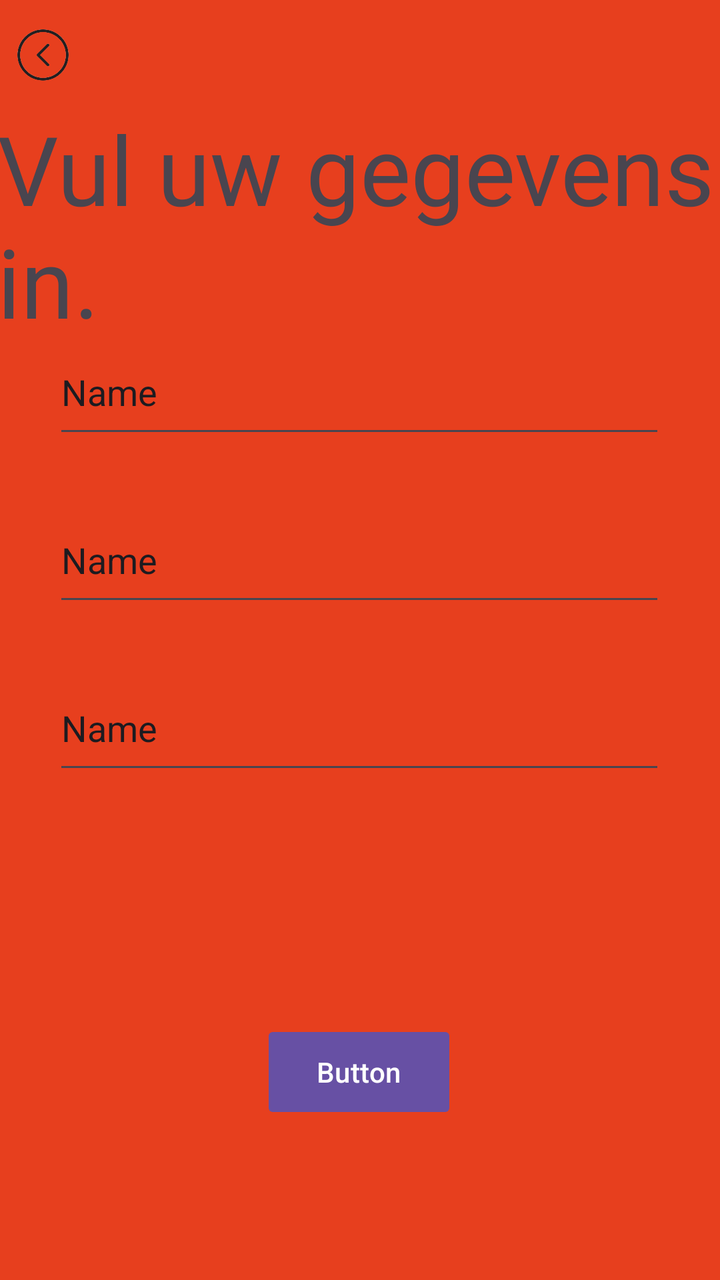
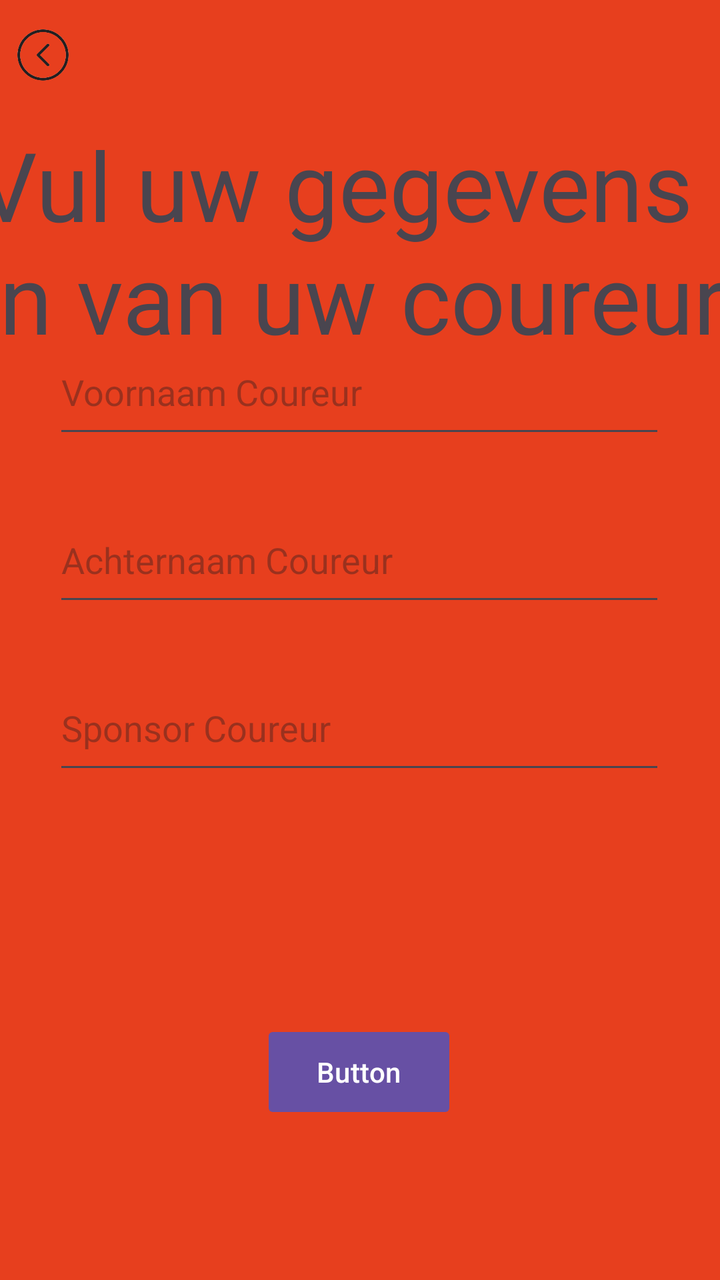

Before-and-after screenshots of an Android layout around one commit, followed by the original layout XML and the change that was made.
<!-- AndroidManifest.xml: application theme Theme.Formule1 -->
<!-- res/layout/gegevens.xml -->
<?xml version="1.0" encoding="utf-8"?>
<androidx.constraintlayout.widget.ConstraintLayout xmlns:android="http://schemas.android.com/apk/res/android"
    xmlns:app="http://schemas.android.com/apk/res-auto"
    xmlns:tools="http://schemas.android.com/tools"
    android:id="@+id/main"
    android:layout_width="match_parent"
    android:layout_height="match_parent"
    android:background="#E73F1E"
    tools:context=".Gegevens">

    <ImageView
        android:id="@+id/button_pagefourback"
        android:layout_width="43dp"
        android:layout_height="55dp"
        app:layout_constraintStart_toStartOf="parent"
        app:layout_constraintTop_toTopOf="parent"
        app:srcCompat="@drawable/navigation_left_arrow_navigation_indicator_png_thumb__1_" />

    <EditText
        android:id="@+id/editTextText4"
        android:layout_width="306dp"
        android:layout_height="59dp"
        android:layout_marginBottom="332dp"
        android:ems="10"
        android:inputType="text"
        android:text="Name"
        app:layout_constraintBottom_toBottomOf="parent"
        app:layout_constraintEnd_toEndOf="parent"
        app:layout_constraintHorizontal_bias="0.495"
        app:layout_constraintStart_toStartOf="parent" />

    <EditText
        android:id="@+id/editTextText5"
        android:layout_width="306dp"
        android:layout_height="59dp"
        android:layout_marginBottom="248dp"
        android:ems="10"
        android:inputType="text"
        android:text="Name"
        app:layout_constraintBottom_toBottomOf="parent"
        app:layout_constraintEnd_toEndOf="parent"
        app:layout_constraintHorizontal_bias="0.495"
        app:layout_constraintStart_toStartOf="parent" />

    <TextView
        android:id="@+id/textView4"
        android:layout_width="364dp"
        android:layout_height="125dp"
        android:layout_marginTop="52dp"
        android:text="Vul uw gegevens in."
        android:textSize="48sp"
        app:layout_constraintEnd_toEndOf="parent"
        app:layout_constraintHorizontal_bias="0.489"
        app:layout_constraintStart_toStartOf="parent"
        app:layout_constraintTop_toTopOf="parent" />

    <EditText
        android:id="@+id/editTextText"
        android:layout_width="306dp"
        android:layout_height="59dp"
        android:layout_marginBottom="416dp"
        android:ems="10"
        android:inputType="text"
        android:text="Name"
        app:layout_constraintBottom_toBottomOf="parent"
        app:layout_constraintEnd_toEndOf="parent"
        app:layout_constraintHorizontal_bias="0.495"
        app:layout_constraintStart_toStartOf="parent" />

    <Button
        android:id="@+id/klaar_gegevens"
        android:layout_width="wrap_content"
        android:layout_height="wrap_content"
        android:layout_marginBottom="80dp"
        android:text="Button"
        app:cornerRadius="@dimen/cardview_default_radius"
        app:layout_constraintBottom_toBottomOf="parent"
        app:layout_constraintEnd_toEndOf="parent"
        app:layout_constraintHorizontal_bias="0.498"
        app:layout_constraintStart_toStartOf="parent" />

</androidx.constraintlayout.widget.ConstraintLayout>
<!-- resources referenced by this layout -->
<resources>
  <!-- drawable navigation_left_arrow_navigation_indicator_png_thumb__1_: png bitmap (drawable, 9479 bytes) -->
  <style name="Theme.Formule1" parent="Base.Theme.Formule1" />
  <style name="Base.Theme.Formule1" parent="Theme.Material3.DayNight.NoActionBar">
          
          
      </style>
</resources>

<!-- the commit's change to res/layout/gegevens.xml (unified diff, before → after) -->
@@ -17,26 +17,26 @@
         app:srcCompat="@drawable/navigation_left_arrow_navigation_indicator_png_thumb__1_" />
 
     <EditText
-        android:id="@+id/editTextText4"
+        android:id="@+id/achternaam_coureur"
         android:layout_width="306dp"
         android:layout_height="59dp"
         android:layout_marginBottom="332dp"
         android:ems="10"
         android:inputType="text"
-        android:text="Name"
+        android:hint="Achternaam Coureur"
         app:layout_constraintBottom_toBottomOf="parent"
         app:layout_constraintEnd_toEndOf="parent"
         app:layout_constraintHorizontal_bias="0.495"
         app:layout_constraintStart_toStartOf="parent" />
 
     <EditText
-        android:id="@+id/editTextText5"
+        android:id="@+id/sponsor_coureur"
         android:layout_width="306dp"
         android:layout_height="59dp"
         android:layout_marginBottom="248dp"
         android:ems="10"
         android:inputType="text"
-        android:text="Name"
+        android:hint="Sponsor Coureur"
         app:layout_constraintBottom_toBottomOf="parent"
         app:layout_constraintEnd_toEndOf="parent"
         app:layout_constraintHorizontal_bias="0.495"
@@ -44,24 +44,23 @@
 
     <TextView
         android:id="@+id/textView4"
-        android:layout_width="364dp"
-        android:layout_height="125dp"
-        android:layout_marginTop="52dp"
-        android:text="Vul uw gegevens in."
+        android:layout_width="385dp"
+        android:layout_height="117dp"
+        android:layout_marginTop="60dp"
+        android:text="Vul uw gegevens in van uw coureur."
         android:textSize="48sp"
         app:layout_constraintEnd_toEndOf="parent"
-        app:layout_constraintHorizontal_bias="0.489"
         app:layout_constraintStart_toStartOf="parent"
         app:layout_constraintTop_toTopOf="parent" />
 
     <EditText
-        android:id="@+id/editTextText"
+        android:id="@+id/voornaam_coureur"
         android:layout_width="306dp"
         android:layout_height="59dp"
         android:layout_marginBottom="416dp"
         android:ems="10"
         android:inputType="text"
-        android:text="Name"
+        android:hint="Voornaam Coureur"
         app:layout_constraintBottom_toBottomOf="parent"
         app:layout_constraintEnd_toEndOf="parent"
         app:layout_constraintHorizontal_bias="0.495"
